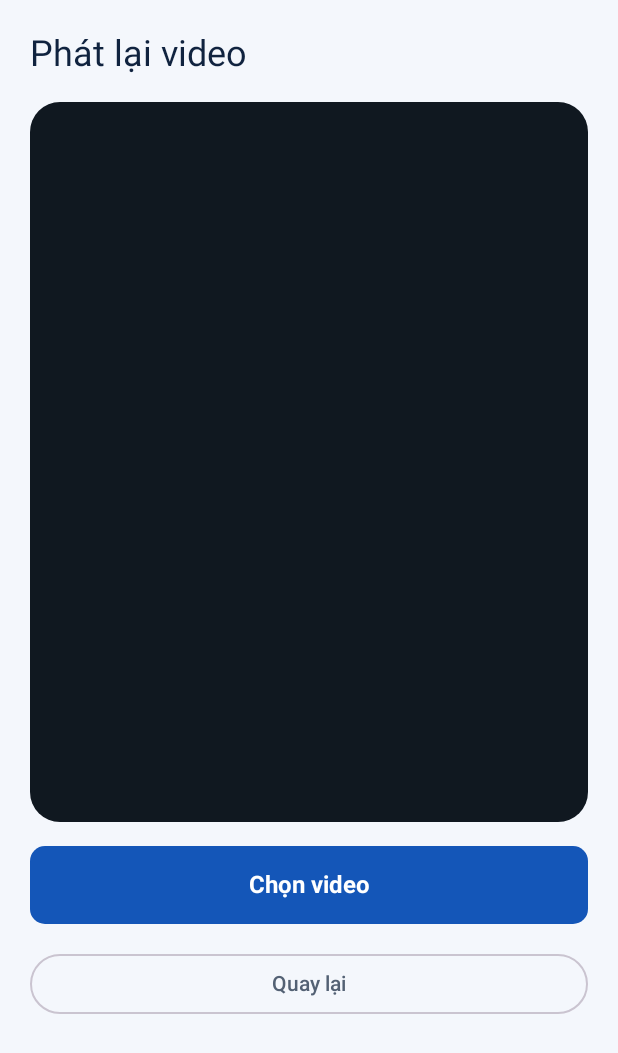
After one commit to hana200804/DA, an Android app built with Jetpack Compose: the composable VideoReplayRoute shown on its own in the app's theme, on a phone screen of 412 x 824 dp. The commit adds this screen. Shown: the top 1053 px of the screen. Run offline under Robolectric (Android 15) with nearby library versions, the phone set to English and light mode, and no system bars; 4 statements that could not run were skipped.

Commit message:
feat(android): nối nhận diện với camera, đề xuất GPS và phát lại video

```diff
--- a/mobile/app/src/main/java/com/signa/app/domain/model/DeviceLocation.kt
+++ b/mobile/app/src/main/java/com/signa/app/domain/model/DeviceLocation.kt
@@ -4,7 +4,10 @@ data class DeviceLocation(
     val point: GeoPoint,
     val accuracyMeters: Float,
     val capturedAtEpochMillis: Long,
-    val isApproximate: Boolean
+    val isApproximate: Boolean,
+    val speedMetersPerSecond: Float? = null,
+    val bearingDegrees: Float? = null,
+    val elapsedRealtimeNanos: Long? = null
 )
 
 enum class LocationProblem { PermissionDenied, Disabled, Unavailable, TimedOut }
--- a/mobile/app/src/main/java/com/signa/app/domain/repository/LocationRepository.kt
+++ b/mobile/app/src/main/java/com/signa/app/domain/repository/LocationRepository.kt
@@ -1,8 +1,14 @@
 package com.signa.app.domain.repository
 
+import com.signa.app.domain.model.DeviceLocation
 import com.signa.app.domain.model.LocationResult
+import kotlinx.coroutines.flow.Flow
+import kotlinx.coroutines.flow.emptyFlow
 
 interface LocationRepository {
     /** Foreground, cancellable one-shot location request. Never substitutes sample coordinates. */
     suspend fun currentLocation(): LocationResult
+
+    /** Updates while a foreground collector needs a fix for a camera frame. */
+    fun observeLocations(): Flow<DeviceLocation> = emptyFlow()
 }
--- /dev/null
+++ b/mobile/app/src/main/java/com/signa/app/ui/drive/VideoReplayRoute.kt
@@ -0,0 +1,120 @@
+package com.signa.app.ui.drive
+
+import android.graphics.Bitmap
+import android.net.Uri
+import android.util.Log
+import androidx.activity.compose.rememberLauncherForActivityResult
+import androidx.activity.result.contract.ActivityResultContracts
+import androidx.annotation.RequiresApi
+import androidx.compose.foundation.Image
+import androidx.compose.foundation.background
+import androidx.compose.foundation.layout.Arrangement
+import androidx.compose.foundation.layout.Box
+import androidx.compose.foundation.layout.BoxWithConstraints
+import androidx.compose.foundation.layout.Column
+import androidx.compose.foundation.layout.fillMaxSize
+import androidx.compose.foundation.layout.fillMaxWidth
+import androidx.compose.foundation.layout.height
+import androidx.compose.foundation.layout.padding
+import androidx.compose.foundation.rememberScrollState
+import androidx.compose.foundation.shape.RoundedCornerShape
+import androidx.compose.foundation.verticalScroll
+import androidx.compose.material3.CircularProgressIndicator
+import androidx.compose.material3.MaterialTheme
+import androidx.compose.material3.OutlinedButton
+import androidx.compose.material3.Text
+import androidx.compose.runtime.Composable
+import androidx.compose.runtime.LaunchedEffect
+import androidx.compose.runtime.getValue
+import androidx.compose.runtime.mutableIntStateOf
+import androidx.compose.runtime.mutableStateOf
+import androidx.compose.runtime.saveable.rememberSaveable
+import androidx.compose.runtime.setValue
+import androidx.compose.ui.Alignment
+import androidx.compose.ui.Modifier
+import androidx.compose.ui.draw.clip
+import androidx.compose.ui.graphics.Color
+import androidx.compose.ui.graphics.asImageBitmap
+import androidx.compose.ui.layout.ContentScale
+import androidx.compose.ui.platform.LocalContext
+import androidx.compose.ui.res.stringResource
+import androidx.compose.ui.unit.dp
+import com.signa.app.R
+import com.signa.app.ui.components.SignaPrimaryButton
+import com.signa.app.ui.drive.components.VisionOverlay
+import com.signa.app.vision.analyzer.VisionFrame
+import com.signa.app.vision.detector.ModelHashException
+import com.signa.app.vision.replay.replayVideo
+import kotlinx.coroutines.CancellationException
+import kotlinx.coroutines.flow.MutableStateFlow
+import androidx.compose.runtime.remember
+import androidx.lifecycle.compose.collectAsStateWithLifecycle
+
+@RequiresApi(28)
+@Composable
+internal fun VideoReplayRoute(onBack: () -> Unit) {
+    val context = LocalContext.current
+    var uri by rememberSaveable { mutableStateOf<Uri?>(null) }
+    var attempt by rememberSaveable { mutableIntStateOf(0) }
+    var complete by remember(attempt) { mutableIntStateOf(0) }
+    var error by remember(attempt) { mutableIntStateOf(0) }
+    val preview = remember(attempt) { MutableStateFlow<Pair<Bitmap, VisionFrame>?>(null) }
+    val currentFrame by preview.collectAsStateWithLifecycle()
+    val picker = rememberLauncherForActivityResult(ActivityResultContracts.GetContent()) { selected ->
+        if (selected != null) {
+            uri = selected
+            attempt++
+        }
+    }
+    LaunchedEffect(attempt) {
+        val selected = uri ?: return@LaunchedEffect
+        try {
+            complete = replayVideo(context, selected) { bitmap, frame -> preview.value = bitmap to frame }
+        } catch (cancelled: CancellationException) {
+            throw cancelled
+        } catch (failure: ModelHashException) {
+            error = R.string.camera_model_integrity_error
+            Log.e("SignaReplay", "SHA-256 mô hình không hợp lệ", failure)
+        } catch (failure: Exception) {
+            error = R.string.video_open_failed
+            Log.e("SignaReplay", "Phát lại video thất bại", failure)
+        } catch (failure: LinkageError) {
+            error = R.string.camera_analysis_error
+            Log.e("SignaReplay", "Không nạp được LiteRT", failure)
+        }
+    }
+
+    BoxWithConstraints(Modifier.fillMaxSize()) {
+        val previewHeight = (maxHeight * .62f).coerceIn(200.dp, 480.dp)
+        Column(
+            Modifier.fillMaxSize().verticalScroll(rememberScrollState()).padding(20.dp),
+            verticalArrangement = Arrangement.spacedBy(16.dp)
+        ) {
+            Text(stringResource(R.string.video_replay), style = MaterialTheme.typography.headlineSmall)
+            Box(Modifier.fillMaxWidth().height(previewHeight).clip(RoundedCornerShape(20.dp)).background(Color(0xFF101820)),
+                contentAlignment = Alignment.Center) {
+                val result = currentFrame
+                when {
+                    result != null -> {
+                        val (bitmap, frame) = result
+                        Image(bitmap.asImageBitmap(), contentDescription = null, Modifier.matchParentSize(), contentScale = ContentScale.Fit)
+                        VisionOverlay(frame, { box, size ->
+                            val scale = minOf(size.width / bitmap.width, size.height / bitmap.height)
+                            val x = (size.width - bitmap.width * scale) / 2
+                            val y = (size.height - bitmap.height * scale) / 2
+                            box.set(box.left * scale + x, box.top * scale + y, box.right * scale + x, box.bottom * scale + y)
+                        }, Modifier.matchParentSize())
+                    }
+                    error == 0 && uri != null -> CircularProgressIndicator(color = Color.White)
+                }
+            }
+            when {
+                error != 0 -> Text(stringResource(error), color = MaterialTheme.colorScheme.error)
+                complete > 0 -> Text(stringResource(R.string.video_frame_count, complete))
+                uri != null -> Text(stringResource(R.string.video_processing))
+            }
+            SignaPrimaryButton(stringResource(R.string.video_pick), { picker.launch("video/*") }, Modifier.fillMaxWidth())
+            OutlinedButton(onClick = onBack, modifier = Modifier.fillMaxWidth()) { Text(stringResource(R.string.back)) }
+        }
+    }
+}
--- a/mobile/app/src/main/java/com/signa/app/vision/camera/CameraPreviewStatus.kt
+++ b/mobile/app/src/main/java/com/signa/app/vision/camera/CameraPreviewStatus.kt
@@ -2,5 +2,5 @@ package com.signa.app.vision.camera
 
 /** Ephemeral device state, independent of authentication, backend and recognition. */
 enum class CameraPreviewStatus {
-    Opening, Streaming, Paused, PermissionRequired, NoRearCamera, Busy, Disabled, Unavailable
+    Opening, Streaming, Paused, PermissionRequired, NoRearCamera, Busy, Disabled, Unavailable, AnalysisError, ModelHashError
 }
--- a/mobile/app/src/main/java/com/signa/app/vision/detector/TfliteSignDetector.kt
+++ b/mobile/app/src/main/java/com/signa/app/vision/detector/TfliteSignDetector.kt
@@ -13,6 +13,8 @@ import java.nio.ByteBuffer
 import java.nio.ByteOrder
 import java.nio.channels.FileChannel
 import java.security.MessageDigest
+
+internal class ModelHashException : IllegalArgumentException("Mô hình TFLite lỗi kiểm tra SHA-256")
 
 internal class TfliteSignDetector private constructor(
     val model: VisionModel,
@@ -80,7 +82,7 @@ internal class TfliteSignDetector private constructor(
         internal fun verifySha256(bytes: ByteBuffer, expected: String) {
             val sha = MessageDigest.getInstance("SHA-256").apply { update(bytes.asReadOnlyBuffer()) }
                 .digest().joinToString("") { "%02x".format(it) }
-            require(sha == expected) { "Mô hình TFLite lỗi kiểm tra SHA-256" }
+            if (sha != expected) throw ModelHashException()
         }
 
         private fun AssetManager.json(name: String) =
--- /dev/null
+++ b/mobile/app/src/main/java/com/signa/app/vision/replay/VideoReplay.kt
@@ -0,0 +1,87 @@
+package com.signa.app.vision.replay
+
+import android.content.Context
+import android.graphics.Bitmap
+import android.media.MediaMetadataRetriever
+import android.net.Uri
+import android.os.Build
+import android.os.PowerManager
+import android.os.SystemClock
+import android.util.Log
+import androidx.annotation.RequiresApi
+import com.signa.app.vision.analyzer.FrameTiming
+import com.signa.app.vision.analyzer.VisionFrame
+import com.signa.app.vision.analyzer.VisionPipeline
+import com.signa.app.vision.detector.TfliteSignDetector
+import kotlin.math.ceil
+import kotlinx.coroutines.Dispatchers
+import kotlinx.coroutines.ensureActive
+import kotlinx.coroutines.withContext
+import org.json.JSONObject
+
+/** Benchmark replay runs every frame in order, as fast as the device can process it. */
+@RequiresApi(28)
+internal suspend fun replayVideo(
+    context: Context,
+    uri: Uri,
+    onFrame: (Bitmap, VisionFrame) -> Unit
+): Int = withContext(Dispatchers.Default) {
+    val video = MediaMetadataRetriever()
+    try {
+        video.setDataSource(context, uri)
+        val count = video.extractMetadata(MediaMetadataRetriever.METADATA_KEY_VIDEO_FRAME_COUNT)?.toIntOrNull()
+        require(count != null && count > 0)
+        val power = context.getSystemService(PowerManager::class.java)
+        val thermalAtStart = if (Build.VERSION.SDK_INT >= 29) power?.currentThermalStatus else null
+        val timings = mutableListOf<ReplayTiming>()
+        var dimensions = ""
+        VisionPipeline(TfliteSignDetector.load(context.assets)).use { pipeline ->
+            val started = SystemClock.elapsedRealtimeNanos()
+            for (index in 0 until count) {
+                ensureActive()
+                val decodeStarted = SystemClock.elapsedRealtimeNanos()
+                val bitmap = checkNotNull(video.getFrameAtIndex(index))
+                val decoded = SystemClock.elapsedRealtimeNanos()
+                val frame = pipeline.process(bitmap, started = decoded)
+                dimensions = "${bitmap.width}x${bitmap.height}"
+                timings += ReplayTiming(decoded - decodeStarted, frame.timing)
+                onFrame(bitmap, frame)
+            }
+            val elapsed = SystemClock.elapsedRealtimeNanos() - started
+            val summary = replaySummary(timings, elapsed)
+                .put("frameSize", dimensions)
+                .put("sourceDurationMs", video.extractMetadata(MediaMetadataRetriever.METADATA_KEY_DURATION)?.toLongOrNull())
+                .put("device", Build.MODEL)
+                .put("android", Build.VERSION.SDK_INT)
+                .put("abi", Build.SUPPORTED_ABIS.firstOrNull())
+                .put("runtime", "LiteRT CPU XNNPACK")
+                .put("threads", TfliteSignDetector.THREADS)
+                .put("thermalStart", thermalAtStart)
+                .put("thermalEnd", if (Build.VERSION.SDK_INT >= 29) power?.currentThermalStatus else null)
+            Log.i("SignaReplay", summary.toString())
+        }
+        count
+    } finally {
+        video.release()
+    }
+}
+
+private data class ReplayTiming(val videoDecodeNs: Long, val vision: FrameTiming)
+
+private fun replaySummary(samples: List<ReplayTiming>, elapsedNs: Long): JSONObject {
+    fun stage(nanos: (ReplayTiming) -> Long): JSONObject {
+        val sorted = samples.map(nanos).sorted()
+        fun percentile(fraction: Double) = sorted[ceil(fraction * sorted.size).toInt() - 1] / 1e6
+        return JSONObject().put("p50", percentile(.5)).put("p95", percentile(.95))
+    }
+    return JSONObject()
+        .put("frames", samples.size)
+        .put("fps", samples.size * 1e9 / elapsedNs)
+        .put("elapsedMs", elapsedNs / 1e6)
+        .put("videoDecodeMs", stage { it.videoDecodeNs })
+        .put("preprocessMs", stage { it.vision.preprocessNs })
+        .put("inferenceMs", stage { it.vision.inferenceNs })
+        .put("nmsMs", stage { it.vision.postprocessNs })
+        .put("trackerMs", stage { it.vision.trackerNs })
+        .put("frameMs", stage { it.videoDecodeNs + it.vision.totalNs })
+}
--- a/mobile/app/src/main/res/values/strings.xml
+++ b/mobile/app/src/main/res/values/strings.xml
@@ -51,7 +51,7 @@
   <string name="close">Đóng</string>
   <string name="gps_waiting">Chưa có GPS</string>
   <string name="camera_preview_label">Minh họa camera</string>
-  <string name="camera_preview_hint">Bấm Bắt đầu lái xe để bật camera sau. Nhận diện biển báo và tốc độ khi lái xe sẽ được tích hợp ở bước tiếp theo.</string>
+  <string name="camera_preview_hint">Bấm Bắt đầu lái xe để nhận diện biển báo bằng camera sau, kể cả khi mất mạng.</string>
   <string name="drive_active_title">Camera lái xe</string>
   <string name="end_drive">Kết thúc lái xe</string>
   <string name="camera_live_description">Hình ảnh trực tiếp từ camera sau</string>
@@ -67,7 +67,15 @@
   <string name="camera_busy">Camera đang bận. Đóng ứng dụng khác đang dùng camera rồi thử lại.</string>
   <string name="camera_disabled">Camera bị hệ thống chặn. Kiểm tra quyền truy cập camera trong cài đặt thiết bị rồi thử lại.</string>
   <string name="camera_unavailable">Không mở được hình ảnh camera. Kiểm tra camera của thiết bị rồi thử lại.</string>
-  <string name="camera_ai_pending">Chưa bật nhận diện AI hoặc cảnh báo biển báo. Hình ảnh camera chưa được ghi hoặc gửi lên máy chủ.</string>
+  <string name="camera_analysis_error">Không chạy được mô hình nhận diện biển báo. Hãy thử lại.</string>
+  <string name="camera_model_integrity_error">Mô hình nhận diện không qua kiểm tra SHA-256. Hãy cài lại ứng dụng.</string>
+  <string name="camera_contribution_location">Cấp vị trí chính xác để gửi đề xuất</string>
+  <string name="vision_fps">%1$.1f FPS</string>
+  <string name="video_replay">Phát lại video</string>
+  <string name="video_pick">Chọn video</string>
+  <string name="video_processing">Đang phân tích video…</string>
+  <string name="video_open_failed">Không thể phân tích video đã chọn.</string>
+  <string name="video_frame_count">Đã xử lý %1$d khung hình</string>
   <string name="drive_speed_not_connected">Chưa tích hợp tốc độ GPS khi lái xe</string>
   <string name="settings_preview_short">Cài đặt đang dùng để xem thử giao diện.</string>
   <string name="create_account">Tạo tài khoản</string>
```
Also changed, not shown: mobile/app/src/main/java/com/signa/app/data/location/FusedLocationRepository.kt (+39 -3 lines), mobile/app/src/main/java/com/signa/app/ui/drive/ActiveDriveRoute.kt (+33 -2 lines), mobile/app/src/main/java/com/signa/app/ui/drive/ActiveDriveScreen.kt (+6 -5 lines), mobile/app/src/main/java/com/signa/app/ui/drive/ActiveDriveViewModel.kt (added, +85 -0 lines), mobile/app/src/main/java/com/signa/app/ui/drive/DriveScreen.kt (+7 -1 lines), mobile/app/src/main/java/com/signa/app/ui/drive/components/CameraPreview.kt (+53 -4 lines), mobile/app/src/main/java/com/signa/app/ui/drive/components/VisionOverlay.kt (added, +84 -0 lines), mobile/app/src/main/java/com/signa/app/ui/navigation/SignaNavHost.kt (+12 -1 lines), mobile/app/src/main/java/com/signa/app/vision/analyzer/CameraFrameAnalyzer.kt (+14 -26 lines), mobile/app/src/main/java/com/signa/app/vision/analyzer/VisionPipeline.kt (+8 -1 lines), mobile/app/src/main/java/com/signa/app/vision/camera/CameraPreviewSession.kt (+42 -6 lines), mobile/app/src/main/java/com/signa/app/vision/geo/ObservationGeoMapper.kt (added, +17 -0 lines).
